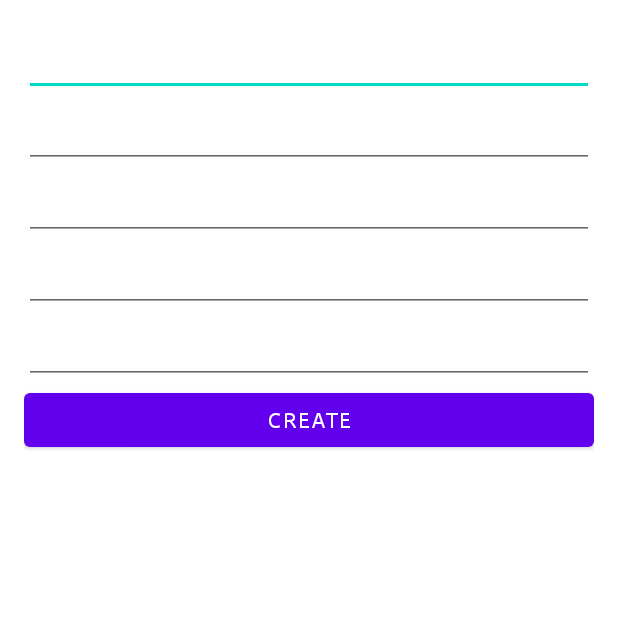
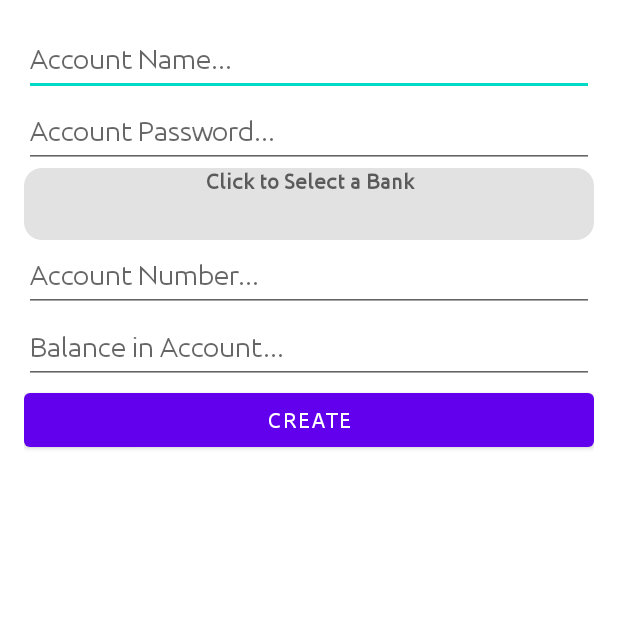
Before and after one commit to KrustyKrab-UCSD/Banknote, an Android app: the NewAccountActivity screen opened directly, with no data from a screen before it, on a phone screen of 412 x 824 dp, the top half of it. Run offline under Robolectric (Android 15) with nearby library versions, the light colour scheme and no system bars; libraries missing offline, so code that uses them is left out: com.parse.

Commit message:
link BankSelectionActivity to NewAccountActivity

```diff
--- a/app/build.gradle
+++ b/app/build.gradle
@@ -55,4 +55,6 @@ dependencies {
 
     implementation 'com.android.support:preference-v7:23.0.1'
 
+    implementation 'org.parceler:parceler-api:1.1.12'
+    annotationProcessor 'org.parceler:parceler:1.1.12'
 }
--- a/app/src/main/java/com/example/banknote/NewAccountActivity.java
+++ b/app/src/main/java/com/example/banknote/NewAccountActivity.java
@@ -1,5 +1,6 @@
 package com.example.banknote;
 
+import androidx.annotation.Nullable;
 import androidx.appcompat.app.AppCompatActivity;
 
 import android.content.Intent;
@@ -8,6 +9,7 @@ import android.util.Log;
 import android.view.View;
 import android.widget.Button;
 import android.widget.EditText;
+import android.widget.TextView;
 import android.widget.Toast;
 
 import com.example.banknote.Models.Account;
@@ -19,8 +21,10 @@ import com.parse.SaveCallback;
 
 public class NewAccountActivity extends AppCompatActivity {
 
+    private static final int REQUEST_CODE = 20;
+
     private EditText etAccountName;
-    private EditText etBankName;
+    private TextView tvBankName;
     private EditText etBalance;
     private EditText etAccountPassword;
     private EditText etAccountNumber;
@@ -36,9 +40,17 @@ public class NewAccountActivity extends AppCompatActivity {
         etAccountName = findViewById(R.id.tvAccountName);
         etAccountPassword = findViewById(R.id.etAccountPassword);
         etAccountNumber = findViewById(R.id.etAccountNumber);
-        etBankName = findViewById(R.id.etBankName);
+        tvBankName = findViewById(R.id.tvBankName);
         etBalance = findViewById(R.id.etBalance);
         btnCreateAccount = findViewById(R.id.btnCreateAccount);
+
+        tvBankName.setOnClickListener(new View.OnClickListener() {
+            @Override
+            public void onClick(View view) {
+                Intent intent = new Intent(NewAccountActivity.this, BankSelectionActivity.class);
+                     startActivityForResult(intent, REQUEST_CODE);
+                }
+        });
 
         btnCreateAccount.setOnClickListener(new View.OnClickListener() {
             @Override
@@ -55,7 +67,7 @@ public class NewAccountActivity extends AppCompatActivity {
                     return;
                 }
 
-                String bankName = etBankName.getText().toString();
+                String bankName = tvBankName.getText().toString();
                 if (bankName.isEmpty()) {
                     Toast.makeText(NewAccountActivity.this, "Bank name can't be empty!", Toast.LENGTH_SHORT).show();
                     return;
@@ -103,6 +115,15 @@ public class NewAccountActivity extends AppCompatActivity {
 
     }
 
+    @Override
+    protected void onActivityResult(int requestCode, int resultCode, @Nullable Intent data) {
+        super.onActivityResult(requestCode, resultCode, data);
+        if (resultCode == RESULT_OK && requestCode == REQUEST_CODE) {
+            tvBankName.setText(data.getExtras().getString("bank"));
+            Toast.makeText(this, "NewAccountActivity: OnActivityResult" + data.getExtras().getString("bank"), Toast.LENGTH_SHORT).show();
+        }
+    }
+
     private void saveAccount(String accountName, String bank, String accountPassword, Long accountNumber, Long balance, ParseUser currentUser) {
         Account account = new Account();
         account.setAccountName(accountName);
--- a/app/src/main/res/layout/activity_new_account.xml
+++ b/app/src/main/res/layout/activity_new_account.xml
@@ -14,7 +14,7 @@
         android:layout_height="wrap_content"
         android:fontFamily="@font/ubuntu_regular"
         android:minHeight="48dp"
-        tools:text="Account Name..." />
+        android:hint="Account Name..." />
 
     <EditText
         android:id="@+id/etAccountPassword"
@@ -22,15 +22,18 @@
         android:layout_height="wrap_content"
         android:fontFamily="@font/ubuntu_regular"
         android:minHeight="48dp"
-        tools:text="Account Password..." />
+        android:hint="Account Password..." />
 
-    <EditText
-        android:id="@+id/etBankName"
+    <TextView
+        android:id="@+id/tvBankName"
         android:layout_width="match_parent"
         android:layout_height="wrap_content"
+        android:background="@drawable/background_edit_text"
         android:fontFamily="@font/ubuntu_regular"
+        android:hint="Click to Select a Bank"
         android:minHeight="48dp"
-        tools:text="Bank Name..." />
+        android:textAlignment="center"
+        android:textStyle="bold" />
 
     <EditText
         android:id="@+id/etAccountNumber"
@@ -38,7 +41,7 @@
         android:layout_height="wrap_content"
         android:fontFamily="@font/ubuntu_regular"
         android:minHeight="48dp"
-        tools:text="Account Number..." />
+        android:hint="Account Number..." />
 
     <EditText
         android:id="@+id/etBalance"
@@ -46,7 +49,7 @@
         android:layout_height="wrap_content"
         android:fontFamily="@font/ubuntu_regular"
         android:minHeight="48dp"
-        tools:text="Balance in Account..." />
+        android:hint="Balance in Account..." />
 
     <Button
         android:id="@+id/btnCreateAccount"
--- a/app/src/main/res/layout/item_bank.xml
+++ b/app/src/main/res/layout/item_bank.xml
@@ -1,5 +1,6 @@
 <?xml version="1.0" encoding="utf-8"?>
 <androidx.constraintlayout.widget.ConstraintLayout xmlns:android="http://schemas.android.com/apk/res/android"
+    android:id="@+id/itemBankContainer"
     xmlns:app="http://schemas.android.com/apk/res-auto"
     xmlns:tools="http://schemas.android.com/tools"
     android:layout_width="match_parent"
```
Also changed, not shown: app/src/main/java/com/example/banknote/BankSelectionActivity.java (+52 -7 lines), app/src/main/java/com/example/banknote/BankSelectionAdapter.java (+22 -1 lines), app/src/main/java/com/example/banknote/Models/Bank.java (+9 -8 lines), app/src/main/res/drawable/ic_baseline_chevron_left_24.xml (added, +10 -0 lines), app/src/main/res/layout/activity_bank_selection.xml (+18 -1 lines).
